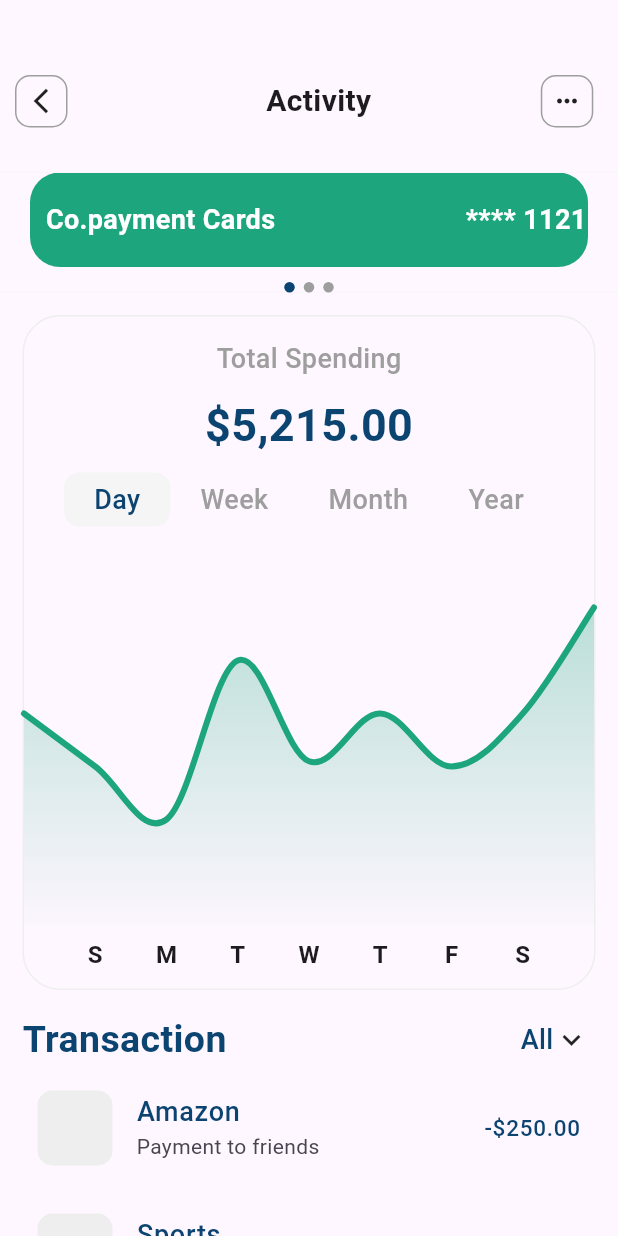
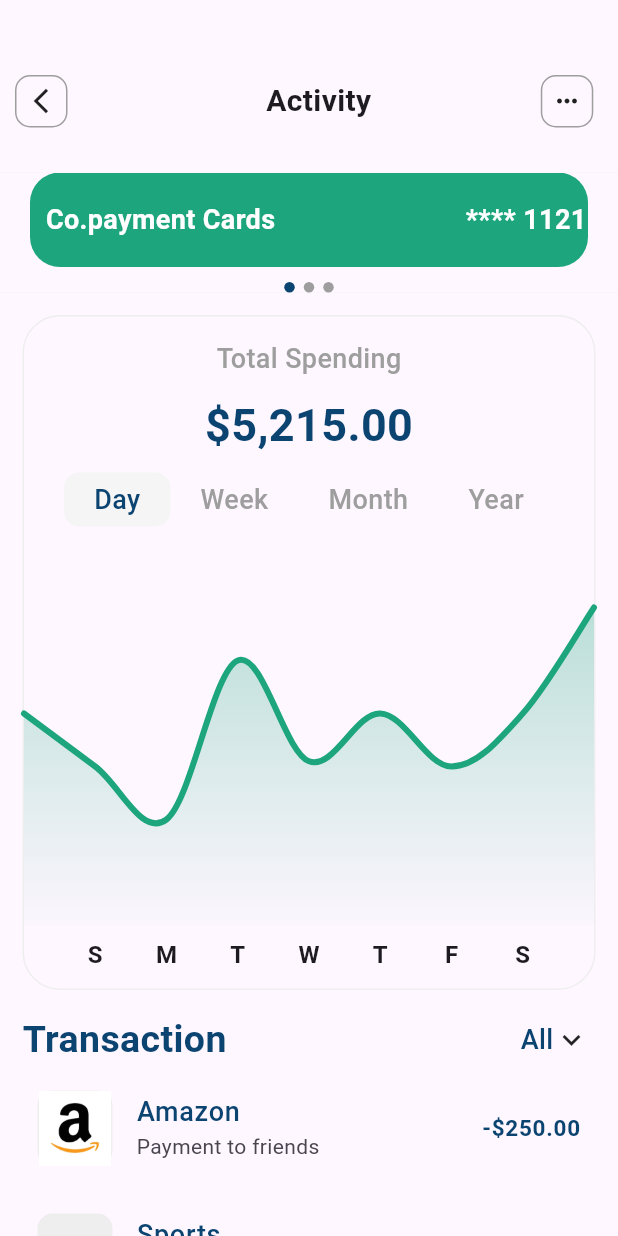
Before and after one commit to shivaAg04/co-payment-niyo, a Flutter app: the ActivityScreen screen opened directly, on a phone screen of 412 x 824 dp. Run offline on Flutter 3.47's test engine with Material 3 defaults, Android fonts, the light colour scheme and no system bars; drawn by our look-alikes of fl_chart; our stand-ins replace awesome_bottom_bar, country_picker, csc_picker.

Commit message:
Done With all Logo

```diff
--- a/lib/model/transaction_history_model.dart
+++ b/lib/model/transaction_history_model.dart
@@ -4,7 +4,7 @@ class TransactionHistoryModel {
   final String title;
   final String subTitle;
   final String amount;
-  final Icon icon;
+  final Widget icon;
 
   TransactionHistoryModel({
     required this.title,
--- a/lib/screen/transaction_history.dart
+++ b/lib/screen/transaction_history.dart
@@ -153,7 +153,7 @@ class TransactionHistoryScreen extends StatelessWidget {
                 itemBuilder: (context, index) {
                   return TransactionListTile(
                     transactionHistoryModel:
-                        MyDummyData.transactionHistory[index + 2],
+                        MyDummyData.transactionHistory[index + 3],
                   );
                 },
               ),
--- a/lib/util/my_dummy_data.dart
+++ b/lib/util/my_dummy_data.dart
@@ -38,31 +38,40 @@ class MyDummyData {
       title: 'Amazon',
       subTitle: 'Payment to friends',
       amount: '-\$250.00',
-      icon: Icon(Icons.people),
+      icon: Image.asset('assets/images/amazon.png'),
     ),
     TransactionHistoryModel(
       title: 'Sports',
       subTitle: 'Payment',
       amount: '-\$100.00',
-      icon: Icon(Icons.people),
+      icon: const Icon(
+        Icons.sports_basketball,
+        color: Colors.green,
+      ),
     ),
     TransactionHistoryModel(
       title: 'Bank of America',
       subTitle: 'Payment to friends',
       amount: '-\$8650.00',
-      icon: Icon(Icons.people),
+      icon: const Icon(
+        Icons.currency_exchange_sharp,
+        color: Colors.black,
+      ),
     ),
     TransactionHistoryModel(
       title: 'Bitcoin',
       subTitle: 'Deposite',
       amount: '-\$150.00',
-      icon: Icon(Icons.people),
+      icon: Icon(
+        Icons.currency_bitcoin_outlined,
+        color: Colors.yellow,
+      ),
     ),
     TransactionHistoryModel(
       title: 'Paypal',
       subTitle: 'Freelance',
       amount: '-\$50.00',
-      icon: Icon(Icons.people),
+      icon: Icon(Icons.paypal),
     ),
     TransactionHistoryModel(
       title: 'Payment',
--- a/lib/widget/transaction_listtile.dart
+++ b/lib/widget/transaction_listtile.dart
@@ -22,6 +22,7 @@ class TransactionListTile extends StatelessWidget {
         ),
         height: 50,
         width: 50,
+        child: transactionHistoryModel.icon,
       ),
       title: Text(
         transactionHistoryModel.title,
@@ -36,7 +37,7 @@ class TransactionListTile extends StatelessWidget {
         style: TextStyle(
             color: MyColor.secondaryColor,
             fontSize: 15.0,
-            fontWeight: FontWeight.w500),
+            fontWeight: FontWeight.w700),
       ),
     );
   }
```
Also changed, not shown: assets/images/amazon.png (added).
